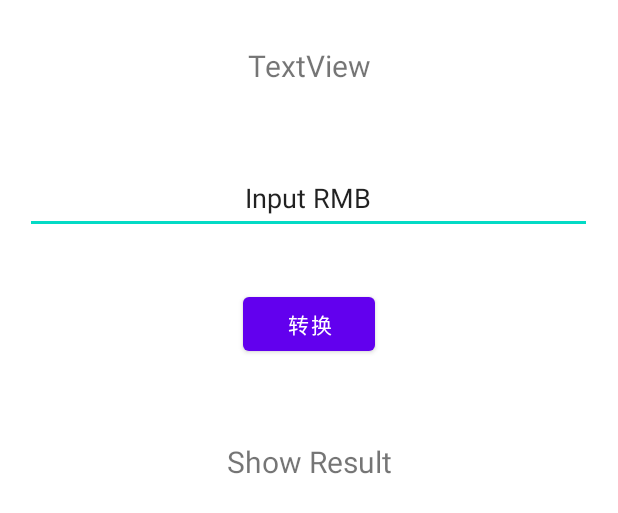
After one commit to cz1005hijikata/homework, an Android app: the layout activity_ratelist3.xml on its own in the app's theme, with its tools: preview values and no code run, on a phone screen of 412 x 824 dp. The commit adds this screen. Shown: the top 513 px of the screen. Run offline under Robolectric (Android 15) with nearby library versions, the phone set to English and light mode, and no system bars.

Commit message:
class-10.13

```diff
--- a/app/src/main/java/com/swufe/hello/MyListActivity.java
+++ b/app/src/main/java/com/swufe/hello/MyListActivity.java
@@ -57,6 +57,7 @@ public class MyListActivity extends ListActivity{
         rtask.setHandler(handler);
         Thread t = new Thread(rtask);
         t.start();
+
     }
 
 }
--- /dev/null
+++ b/app/src/main/res/layout/activity_ratelist3.xml
@@ -0,0 +1,58 @@
+<?xml version="1.0" encoding="utf-8"?>
+<androidx.constraintlayout.widget.ConstraintLayout xmlns:android="http://schemas.android.com/apk/res/android"
+    xmlns:app="http://schemas.android.com/apk/res-auto"
+    xmlns:tools="http://schemas.android.com/tools"
+    android:layout_width="match_parent"
+    android:layout_height="match_parent"
+    tools:context=".Ratelist3Activity">
+
+    <TextView
+        android:id="@+id/tv1"
+        android:layout_width="127dp"
+        android:layout_height="56dp"
+        android:layout_marginTop="16dp"
+        android:gravity="center"
+        android:text="TextView"
+        android:textSize="20dp"
+        app:layout_constraintEnd_toEndOf="parent"
+        app:layout_constraintStart_toStartOf="parent"
+        app:layout_constraintTop_toTopOf="parent" />
+
+    <EditText
+        android:id="@+id/input"
+        android:layout_width="378dp"
+        android:layout_height="48dp"
+        android:layout_marginTop="36dp"
+        android:gravity="center"
+        android:inputType="numberDecimal"
+        android:text="Input RMB"
+        app:layout_constraintEnd_toEndOf="parent"
+        app:layout_constraintHorizontal_bias="0.484"
+        app:layout_constraintStart_toStartOf="parent"
+        app:layout_constraintTop_toBottomOf="@+id/tv1" />
+
+    <TextView
+        android:id="@+id/tv2"
+        android:layout_width="127dp"
+        android:layout_height="56dp"
+        android:layout_marginTop="40dp"
+        android:gravity="center"
+        android:text="Show Result"
+        android:textSize="20dp"
+        app:layout_constraintEnd_toEndOf="parent"
+        app:layout_constraintStart_toStartOf="parent"
+        app:layout_constraintTop_toBottomOf="@+id/btn" />
+
+    <Button
+        android:id="@+id/btn"
+        android:layout_width="wrap_content"
+        android:layout_height="wrap_content"
+        android:layout_marginTop="36dp"
+        android:text="转换"
+        android:onClick="onClick"
+        app:layout_constraintEnd_toEndOf="@+id/input"
+        app:layout_constraintStart_toStartOf="@+id/input"
+        app:layout_constraintTop_toBottomOf="@+id/input" />
+
+
+</androidx.constraintlayout.widget.ConstraintLayout>
```
Also changed, not shown: app/src/main/AndroidManifest.xml (+12 -0 lines), app/src/main/java/com/swufe/hello/MyAdapter.java (added, +47 -0 lines), app/src/main/java/com/swufe/hello/RateList2Activity.java (added, +114 -0 lines), app/src/main/java/com/swufe/hello/RateTask2.java (added, +55 -0 lines), app/src/main/java/com/swufe/hello/Ratelist3Activity.java (added, +41 -0 lines), app/src/main/res/layout/activity_rate_list2.xml (added, +26 -0 lines), app/src/main/res/layout/list_item.xml (added, +26 -0 lines).
